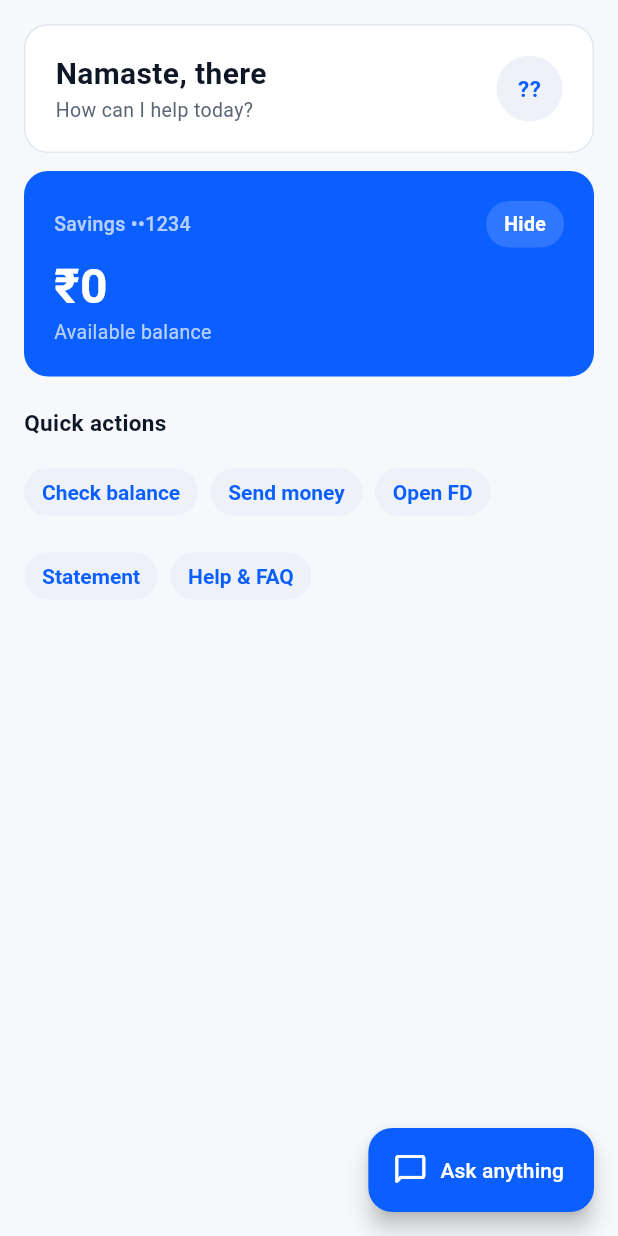
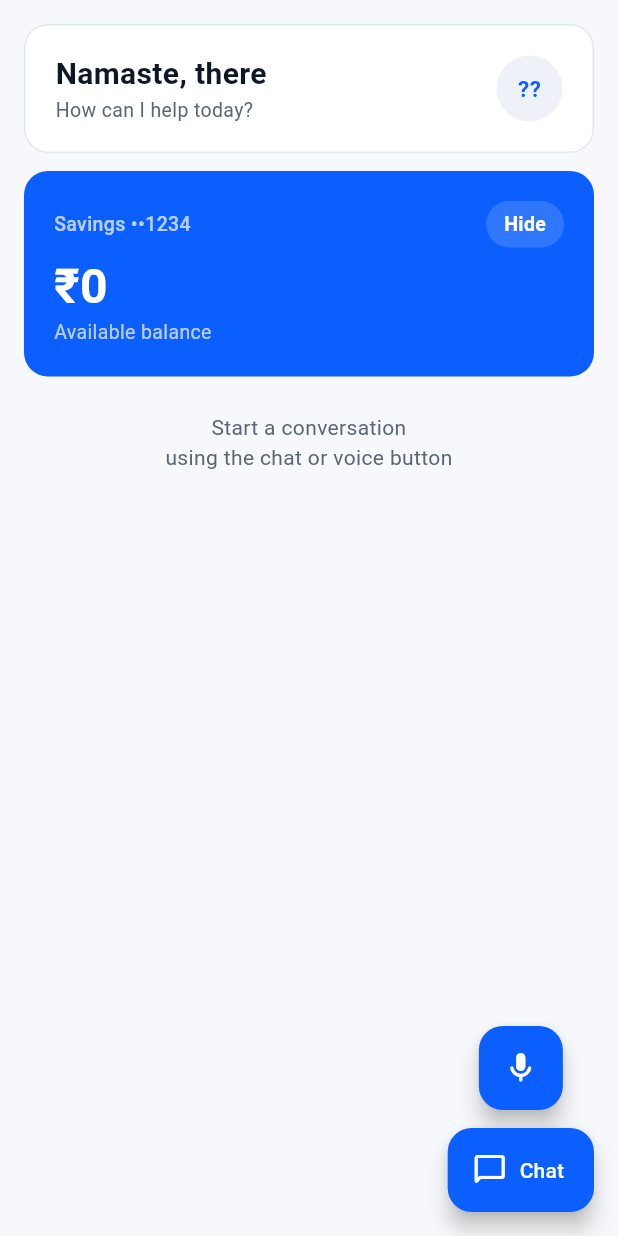
Before and after one commit to viralislania/voiceagentamd, a Flutter app: the screen it shows after launch, on a phone screen of 412 x 824 dp. Run offline on Flutter 3.47's test engine with Material 3 defaults, Android fonts, the phone set to English and light mode, and no system bars; our stand-ins replace flutter_mobx, mobx, shared_preferences; missing offline and left inert: genui, genui_a2a, json_schema_builder; generated files the repository leaves out were written again; network calls fail.

Commit message:
add voice and chat fab

```diff
--- a/flutter/banking_ui/lib/logic/history_service.dart
+++ b/flutter/banking_ui/lib/logic/history_service.dart
@@ -6,7 +6,7 @@ import 'models.dart';
 
 class HistoryService {
   static const _key = 'conversation_history_v1';
-  static const _max = 30;
+  static const _max = 5;  // Keep last 5 conversations only
 
   Future<List<ConversationRecord>> load() async {
     final prefs = await SharedPreferences.getInstance();
--- a/flutter/banking_ui/lib/ui/home_screen.dart
+++ b/flutter/banking_ui/lib/ui/home_screen.dart
@@ -38,22 +38,23 @@ class _HomeScreenState extends State<HomeScreen> {
     if (mounted) setState(() => _records = records);
   }
 
-  void _openChat({String? message, String? contextLabel}) {
+  void _openChat({String? message, String? contextLabel, bool isVoice = false}) {
     Navigator.of(context).push(MaterialPageRoute(
       builder: (_) => ChatScreen(
         initialMessage:        message,
         contextLabel:          contextLabel,
         accountLabel:          _store.account?.displayLabel,
-        onConversationStarted: (firstMsg) => _saveRecord(firstMsg, contextLabel),
+        onConversationStarted: (firstMsg) => _saveRecord(firstMsg, contextLabel, isVoice),
       ),
     ));
   }
 
-  Future<void> _saveRecord(String firstMsg, String? contextLabel) async {
+  Future<void> _saveRecord(String firstMsg, String? contextLabel, bool isVoice) async {
     final record = ConversationRecord(
       title:          firstMsg.length > 50 ? '${firstMsg.substring(0, 47)}…' : firstMsg,
       subtitle:       contextLabel ?? 'Chat',
       timestamp:      DateTime.now(),
+      isVoice:        isVoice,
       initialMessage: firstMsg,
       contextLabel:   contextLabel,
     );
@@ -65,12 +66,24 @@ class _HomeScreenState extends State<HomeScreen> {
   Widget build(BuildContext context) {
     return Scaffold(
       backgroundColor: BankingTheme.surfaceBackground,
-      floatingActionButton: FloatingActionButton.extended(
-        onPressed: () => _openChat(),
-        backgroundColor: BankingTheme.brandPrimary,
-        foregroundColor: Colors.white,
-        icon: const Icon(Icons.chat_bubble_outline_rounded),
-        label: const Text('Ask anything'),
+      floatingActionButton: Column(
+        mainAxisAlignment: MainAxisAlignment.end,
+        children: [
+          FloatingActionButton(
+            onPressed: () => _openChat(isVoice: true),
+            backgroundColor: BankingTheme.brandPrimary,
+            foregroundColor: Colors.white,
+            child: const Icon(Icons.mic_rounded),
+          ),
+          const SizedBox(height: 12),
+          FloatingActionButton.extended(
+            onPressed: () => _openChat(),
+            backgroundColor: BankingTheme.brandPrimary,
+            foregroundColor: Colors.white,
+            icon: const Icon(Icons.chat_bubble_outline_rounded),
+            label: const Text('Chat'),
+          ),
+        ],
       ),
       body: SafeArea(
         child: Observer(
@@ -82,7 +95,6 @@ class _HomeScreenState extends State<HomeScreen> {
               slivers: [
                 SliverToBoxAdapter(child: _GreetingCard(store: _store)),
                 SliverToBoxAdapter(child: _BalanceCard(store: _store, onTap: _openChat)),
-                SliverToBoxAdapter(child: _QuickActions(onTap: _openChat)),
                 if (_records.isNotEmpty) ...[
                   SliverToBoxAdapter(child: _RecentHeader()),
                   SliverList(
@@ -91,7 +103,21 @@ class _HomeScreenState extends State<HomeScreen> {
                       childCount: _records.length,
                     ),
                   ),
-                ],
+                ] else
+                  SliverToBoxAdapter(
+                    child: Padding(
+                      padding: const EdgeInsets.all(24),
+                      child: Center(
+                        child: Text(
+                          'Start a conversation\nusing the chat or voice button',
+                          textAlign: TextAlign.center,
+                          style: Theme.of(context).textTheme.bodyMedium?.copyWith(
+                                color: BankingTheme.contentSecondary,
+                              ),
+                        ),
+                      ),
+                    ),
+                  ),
                 const SliverToBoxAdapter(child: SizedBox(height: 96)),
               ],
             );
@@ -255,50 +281,6 @@ class _HideButton extends StatelessWidget {
   }
 }
 
-// ── Quick actions ─────────────────────────────────────────────────────────────
-
-class _QuickActions extends StatelessWidget {
-  const _QuickActions({required this.onTap});
-  final void Function({String? message, String? contextLabel}) onTap;
-
-  static const _actions = [
-    ('Check balance', 'Mera balance kya hai?',         'Balance'),
-    ('Send money',    'Send money',                    'Transfer money'),
-    ('Open FD',       'Mujhe ek FD kholni hai',        'Open deposit'),
-    ('Statement',     'Last week kitna kharch hua?',   'Spends'),
-    ('Help & FAQ',    'FD ki minimum duration kya hai?', 'Ask anything'),
-  ];
-
-  @override
-  Widget build(BuildContext context) {
-    return Container(
-      margin: const EdgeInsets.fromLTRB(16, 20, 16, 0),
-      child: Column(
-        crossAxisAlignment: CrossAxisAlignment.start,
-        children: [
-          const Text('Quick actions',
-              style: TextStyle(
-                fontSize: 15, fontWeight: FontWeight.w600,
-                color: BankingTheme.contentPrimary,
-              )),
-          const SizedBox(height: 12),
-          Wrap(
-            spacing: 8,
-            runSpacing: 8,
-            children: [
-              for (final (label, msg, ctx) in _actions)
-                ActionChip(
-                  label: Text(label),
-                  onPressed: () => onTap(message: msg, contextLabel: ctx),
-                ),
-            ],
-          ),
-        ],
-      ),
-    );
-  }
-}
-
 // ── Recent conversations ──────────────────────────────────────────────────────
 
 class _RecentHeader extends StatelessWidget {
@@ -351,8 +333,10 @@ class _HistoryTile extends StatelessWidget {
                 color: BankingTheme.surfaceSubtle,
                 shape: BoxShape.circle,
               ),
-              child: const Icon(Icons.chat_bubble_outline_rounded,
-                  size: 20, color: BankingTheme.contentSecondary),
+              child: Icon(
+                record.isVoice ? Icons.mic_rounded : Icons.chat_bubble_outline_rounded,
+                size: 20, color: BankingTheme.contentSecondary,
+              ),
             ),
             const SizedBox(width: 12),
             Expanded(
```
Also changed, not shown: 6 other files.
